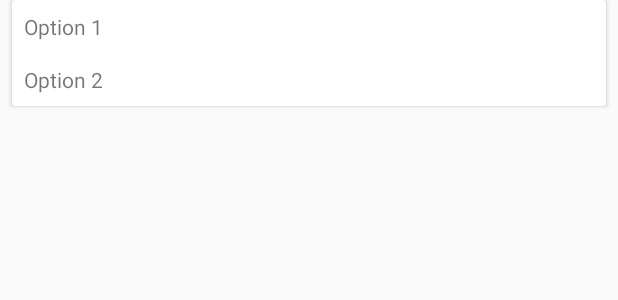
After one commit to fajaryudha/Herbalism, an Android app: the layout list_child.xml on its own in the app's theme, with its tools: preview values and no code run, on a phone screen of 412 x 824 dp. The commit adds this screen. Shown: the top 300 px of the screen. Run offline under Robolectric (Android 15) with nearby library versions, the phone set to English and light mode, and no system bars.

Commit message:
Penambahan Expandable RecyclerView

```diff
--- a/app/build.gradle
+++ b/app/build.gradle
@@ -32,5 +32,6 @@
     compile 'com.android.support:cardview-v7:25.0.1'
     compile 'com.intuit.sdp:sdp-android:1.0.4'
     compile 'com.github.clans:fab:1.6.4'
+    compile 'com.bignerdranch.android:expandablerecyclerview:1.0.3'
     testCompile 'junit:junit:4.12'
 }
--- a/app/src/main/java/id/sch/smktelkom_mlg/project2/xirpl30811121831/herbalism/MainActivity.java
+++ b/app/src/main/java/id/sch/smktelkom_mlg/project2/xirpl30811121831/herbalism/MainActivity.java
@@ -11,8 +11,11 @@
 import com.github.clans.fab.FloatingActionButton;
 
 public class MainActivity extends AppCompatActivity {
+
     FloatingActionButton menu1,menu2,menu3 ;
     ImageView head;
+
+
     @Override
     protected void onCreate(Bundle savedInstanceState) {
         super.onCreate(savedInstanceState);
@@ -51,7 +54,6 @@
 
             }
         });
-
     }
 
     public void click(View view) {
--- /dev/null
+++ b/app/src/main/res/layout/list_child.xml
@@ -0,0 +1,29 @@
+<?xml version="1.0" encoding="utf-8"?>
+<android.support.v7.widget.CardView xmlns:android="http://schemas.android.com/apk/res/android"
+    android:layout_width="match_parent"
+    android:layout_height="wrap_content"
+    android:layout_marginLeft="8dp"
+    android:layout_marginRight="8dp">
+
+    <RelativeLayout
+        android:layout_width="match_parent"
+        android:layout_height="wrap_content">
+
+        <TextView
+            android:id="@+id/option1"
+            android:layout_width="wrap_content"
+            android:layout_height="wrap_content"
+            android:padding="8dp"
+            android:text="Option 1" />
+
+        <TextView
+            android:id="@+id/option2"
+            android:layout_width="wrap_content"
+            android:layout_height="wrap_content"
+            android:layout_below="@+id/option1"
+            android:padding="8dp"
+            android:text="Option 2" />
+
+    </RelativeLayout>
+
+</android.support.v7.widget.CardView>
```
Also changed, not shown: app/src/main/java/id/sch/smktelkom_mlg/project2/xirpl30811121831/herbalism/ListHeadActivity.java (+44 -1 lines), app/src/main/java/id/sch/smktelkom_mlg/project2/xirpl30811121831/herbalism/ViewHolders/TitleChildViewHolder.java (added, +22 -0 lines), app/src/main/java/id/sch/smktelkom_mlg/project2/xirpl30811121831/herbalism/ViewHolders/TitleParentViewHolder.java (added, +24 -0 lines), app/src/main/java/id/sch/smktelkom_mlg/project2/xirpl30811121831/herbalism/adapter/MyAdapter.java (added, +57 -0 lines), app/src/main/java/id/sch/smktelkom_mlg/project2/xirpl30811121831/herbalism/model/TitleChild.java (added, +32 -0 lines), app/src/main/java/id/sch/smktelkom_mlg/project2/xirpl30811121831/herbalism/model/TitleCreator.java (added, +37 -0 lines), app/src/main/java/id/sch/smktelkom_mlg/project2/xirpl30811121831/herbalism/model/TitleParent.java (added, +48 -0 lines), app/src/main/res/layout/head_layout.xml (+10 -3 lines), app/src/main/res/layout/list_parent.xml (added, +31 -0 lines).
